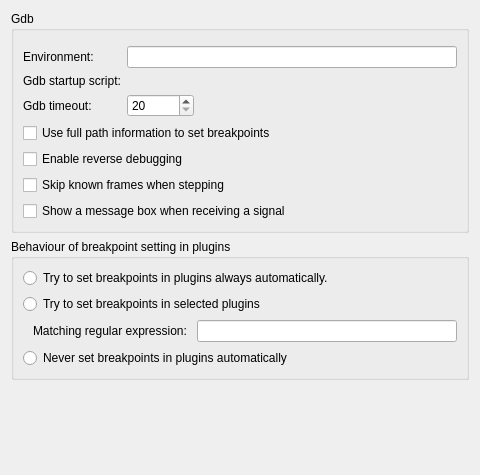
Above: src/plugins/debugger/gdb/gdboptionspage.ui from qt-creator/qt-creator before the change. Below: the same form after it.
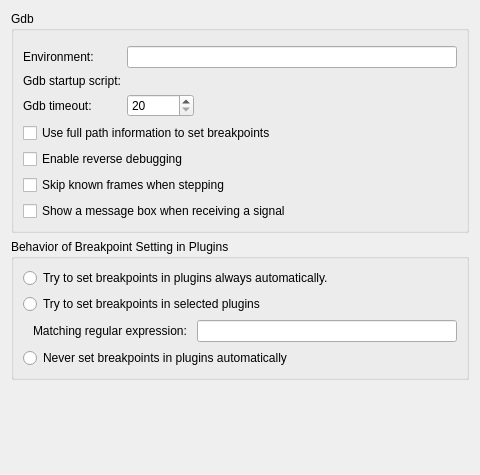
That is the form after the change. Custom widgets are drawn as their Qt base class.

Patch:
```diff
--- a/src/plugins/debugger/gdb/gdboptionspage.ui
+++ b/src/plugins/debugger/gdb/gdboptionspage.ui
@@ -135,7 +135,7 @@
    <item>
     <widget class="QGroupBox" name="groupBoxPluginDebugging">
      <property name="title">
-      <string>Behaviour of breakpoint setting in plugins</string>
+      <string>Behavior of Breakpoint Setting in Plugins</string>
      </property>
      <layout class="QGridLayout" name="gridLayout">
       <item row="0" column="0">
```
